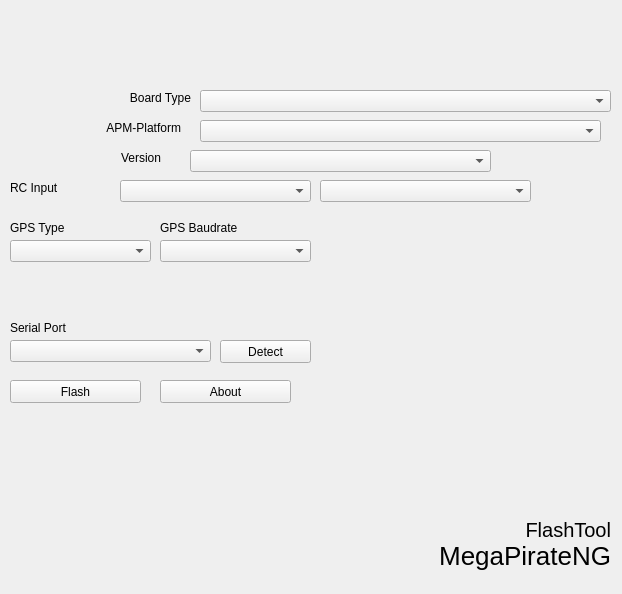
The window that client-side/mainwindow.ui (MegaPirateNG/FlashTool) describes before a commit, drawn with Qt 5.
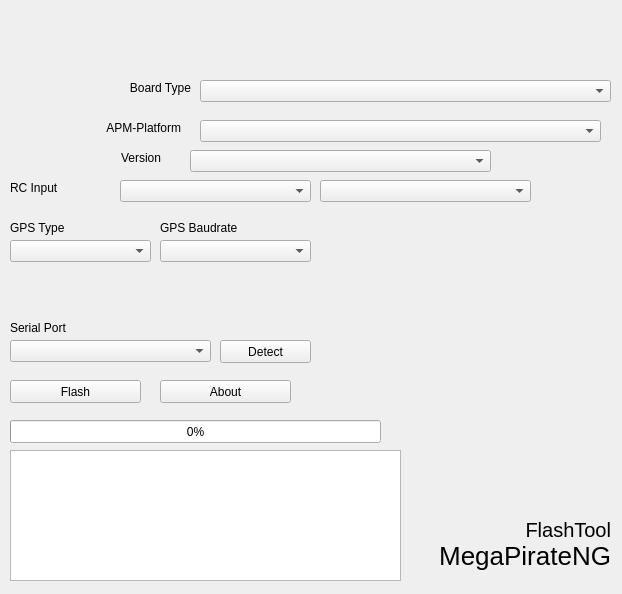
The same window after the commit. Icons and pictures are not drawn.

The edit to the form file:
```diff
--- a/client-side/mainwindow.ui
+++ b/client-side/mainwindow.ui
@@ -59,7 +59,7 @@
     <property name="geometry">
      <rect>
       <x>200</x>
-      <y>90</y>
+      <y>80</y>
       <width>411</width>
       <height>22</height>
      </rect>
@@ -69,7 +69,7 @@
     <property name="geometry">
      <rect>
       <x>90</x>
-      <y>90</y>
+      <y>80</y>
       <width>101</width>
       <height>16</height>
      </rect>
@@ -310,6 +310,29 @@
      <string>About</string>
     </property>
    </widget>
+   <widget class="QProgressBar" name="progressBar">
+    <property name="geometry">
+     <rect>
+      <x>10</x>
+      <y>420</y>
+      <width>371</width>
+      <height>23</height>
+     </rect>
+    </property>
+    <property name="value">
+     <number>0</number>
+    </property>
+   </widget>
+   <widget class="QTextBrowser" name="textBrowser">
+    <property name="geometry">
+     <rect>
+      <x>10</x>
+      <y>450</y>
+      <width>391</width>
+      <height>131</height>
+     </rect>
+    </property>
+   </widget>
   </widget>
  </widget>
  <layoutdefault spacing="6" margin="11"/>
```
